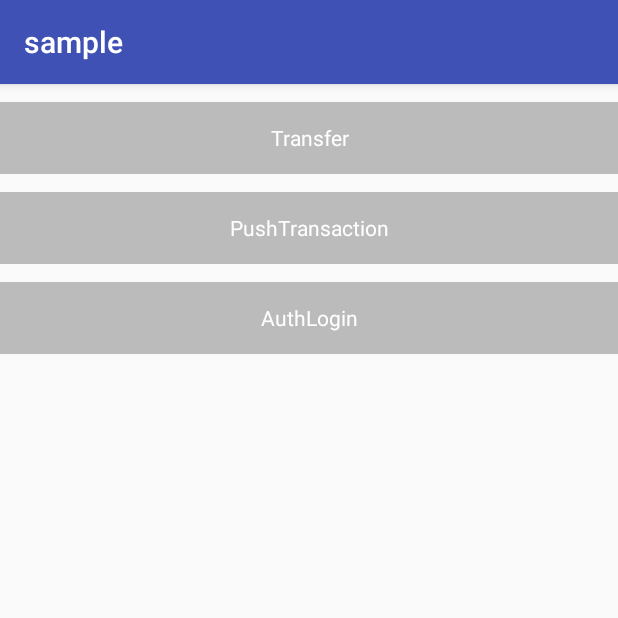
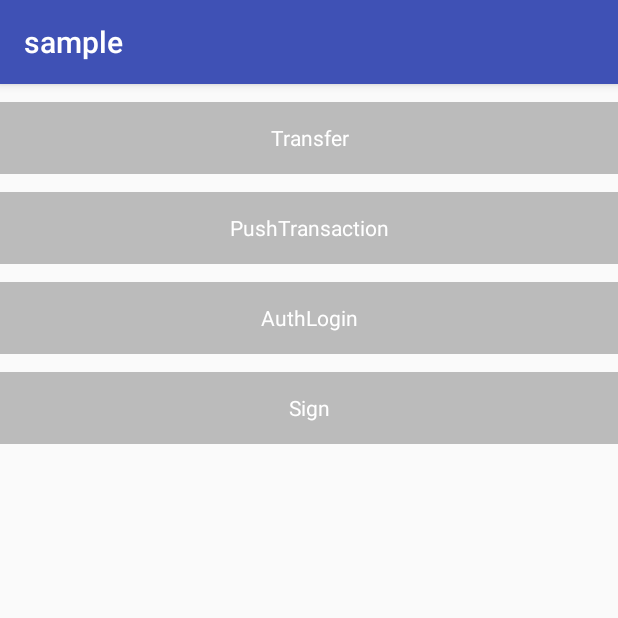
Before and after one commit to TP-Lab/Mobile-SDK, an Android app: the screen it shows after launch (MainActivity), on a phone screen of 412 x 824 dp, the top half of it. Run offline under Robolectric (Android 15) with nearby library versions, the light colour scheme and no system bars.

Commit message:
feat(location): 新增签名功能

```diff
--- a/Android SDK/sample/src/main/java/com/tokenpocket/sample/MainActivity.java
+++ b/Android SDK/sample/src/main/java/com/tokenpocket/sample/MainActivity.java
@@ -83,6 +83,29 @@ public class MainActivity extends AppCompatActivity {
                 });
             }
         });
+
+        //sign
+        findViewById(R.id.tv_sign).setOnClickListener(new View.OnClickListener() {
+            @Override
+            public void onClick(View v) {
+                TPManager.getInstance().sign(MainActivity.this, getSignData(), new TPListener() {
+                    @Override
+                    public void onSuccess(String data) {
+                        Toast.makeText(MainActivity.this, data, Toast.LENGTH_SHORT).show();
+                    }
+
+                    @Override
+                    public void onError(String data) {
+                        Toast.makeText(MainActivity.this, data, Toast.LENGTH_SHORT).show();
+                    }
+
+                    @Override
+                    public void onCancel(String data) {
+                        Toast.makeText(MainActivity.this, data, Toast.LENGTH_SHORT).show();
+                    }
+                });
+            }
+        });
     }
 
     /**
@@ -145,4 +168,19 @@ public class MainActivity extends AppCompatActivity {
                 "}";
     }
 
+    private String getSignData() {
+        return "{\n" +
+                "   \"protocol\": \"TokenPocket\",\n" +
+                "    \"version\": \"1.0\",\n" +
+                "    \"dappName\": \"Newdex\",\n" +
+                "    \"dappIcon\": \"https://newdex.io/static/logoicon.png\",\n" +
+                "    \"action\": \"sign\",\n" +
+                "    \"actionId\": \"web-99784c28-70f0-49ff-3654-f27b137b3502\",\n" +
+                "    \"callbackUrl\": \"https://newdex.io/api/account/walletVerify\",\n" +
+                "    \"expired\": 1537157808,\n" +
+                "    \"memo\": \"The first gobal decentralized exchange built on EOS\",\n" +
+                "    \"message\":\"hello\"\n" +
+                "}";
+    }
+
 }
--- a/Android SDK/sample/src/main/res/layout/activity_main.xml
+++ b/Android SDK/sample/src/main/res/layout/activity_main.xml
@@ -36,4 +36,14 @@
         android:text="AuthLogin"
         android:textColor="#ffffff" />
 
+    <TextView
+        android:id="@+id/tv_sign"
+        android:layout_width="match_parent"
+        android:layout_height="48dp"
+        android:layout_marginTop="12dp"
+        android:background="#bbbbbb"
+        android:gravity="center"
+        android:text="Sign"
+        android:textColor="#ffffff" />
+
 </LinearLayout>
```
Also changed, not shown: Android SDK/app/src/main/java/com/tokenpocket/opensdk/simple/TPManager.java (+14 -0 lines).
